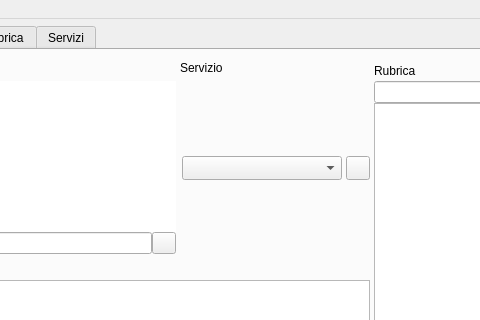
Old version of the form mainjacksms.ui in the repository freesmee/freesmee-desktop; both pictures show x 223 to 703 and y 0 to 320 of the 815 by 477 pixel window.
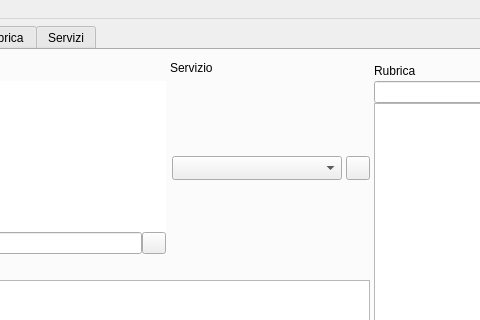
New version of the form. The open tabs and pages were chosen to show the change. Icons and pictures are not drawn. Custom widgets are drawn as their Qt base class.

```diff
--- a/mainjacksms.ui
+++ b/mainjacksms.ui
@@ -562,7 +562,7 @@
                        <widget class="QComboBox" name="comboServizio">
                         <property name="minimumSize">
                          <size>
-                          <width>160</width>
+                          <width>170</width>
                           <height>24</height>
                          </size>
                         </property>
```
Left out of the diff: 2 changed lines with no effect on the pictures.
